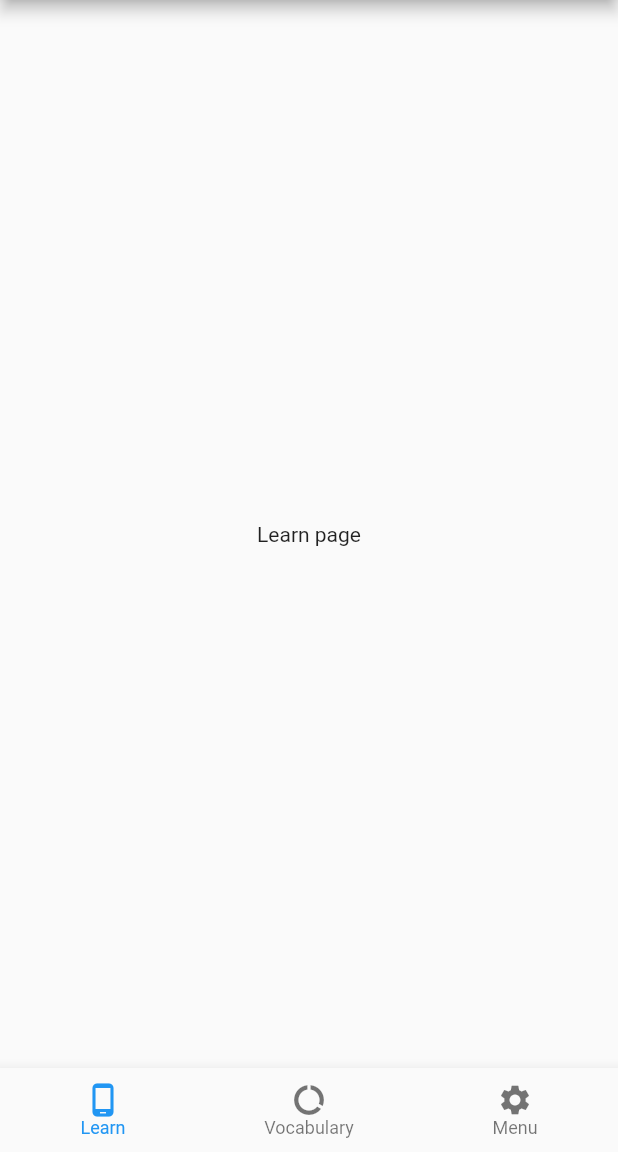
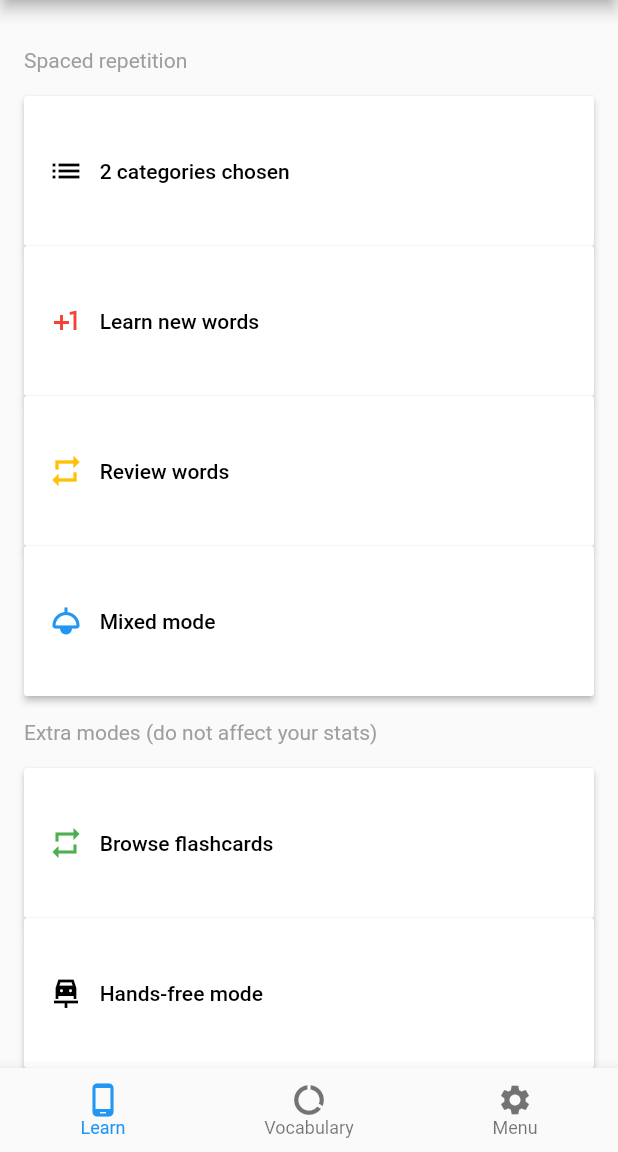
Before and after one commit to CoolichWithYou/reword_flutter_copy, a Flutter app: the screen it shows after launch, on a phone screen of 412 x 824 dp, the part 84-1236 px from its top. Run offline on Flutter 3.47's test engine with Material 2 defaults, Android fonts, the phone set to English and light mode, and no system bars.

Commit message:
Added buttons in learn page

```diff
--- a/lib/pages/learn.dart
+++ b/lib/pages/learn.dart
@@ -10,8 +10,152 @@ class Learn extends StatefulWidget {
 class _LearnState extends State<Learn> {
   @override
   Widget build(BuildContext context) {
-    return Center(
-      child: Text('Learn page'),
+    return ListView(
+      children: [
+        SizedBox(height: 16),
+        Padding(
+          padding: const EdgeInsets.all(16.0),
+          child: Column(children: [
+            Align(
+              alignment: Alignment.centerLeft,
+              child: Text(
+                'Spaced repetition',
+                style: TextStyle(color: Colors.grey[500]),
+              ),
+            ),
+            SizedBox(height: 16.0),
+            ButtonTheme(
+              minWidth: 200.0,
+              height: 100.0,
+              child: RaisedButton(
+                onPressed: () {},
+                child: Row(
+                  children: [
+                    Icon(
+                      Icons.list,
+                      color: Colors.black,
+                    ),
+                    Text(
+                      '   2 categories chosen',
+                      style: TextStyle(color: Colors.black),
+                    ),
+                  ],
+                ),
+                color: Colors.white,
+              ),
+            ),
+            ButtonTheme(
+              minWidth: 200.0,
+              height: 100.0,
+              child: RaisedButton(
+                onPressed: () {},
+                child: Row(
+                  children: [
+                    Icon(
+                      Icons.plus_one,
+                      color: Colors.red,
+                    ),
+                    Text(
+                      '   Learn new words',
+                      style: TextStyle(color: Colors.black),
+                    ),
+                  ],
+                ),
+                color: Colors.white,
+              ),
+            ),
+            ButtonTheme(
+              minWidth: 200.0,
+              height: 100.0,
+              child: RaisedButton(
+                onPressed: () {},
+                child: Row(
+                  children: [
+                    Icon(
+                      Icons.repeat,
+                      color: Colors.amber,
+                    ),
+                    Text(
+                      '   Review words',
+                      style: TextStyle(color: Colors.black),
+                    ),
+                  ],
+                ),
+                color: Colors.white,
+              ),
+            ),
+            ButtonTheme(
+              minWidth: 200.0,
+              height: 100.0,
+              child: RaisedButton(
+                onPressed: () {},
+                child: Row(
+                  children: [
+                    Icon(
+                      Icons.light,
+                      color: Colors.blue,
+                    ),
+                    Text(
+                      '   Mixed mode',
+                      style: TextStyle(color: Colors.black),
+                    ),
+                  ],
+                ),
+                color: Colors.white,
+              ),
+            ),
+            SizedBox(height: 16.0),
+            Align(
+              alignment: Alignment.centerLeft,
+              child: Text(
+                'Extra modes (do not affect your stats)',
+                style: TextStyle(color: Colors.grey[500]),
+              ),
+            ),
+            SizedBox(height: 16.0),
+            ButtonTheme(
+              minWidth: 200.0,
+              height: 100.0,
+              child: RaisedButton(
+                onPressed: () {},
+                child: Row(
+                  children: [
+                    Icon(
+                      Icons.repeat,
+                      color: Colors.green,
+                    ),
+                    Text(
+                      '   Browse flashcards',
+                      style: TextStyle(color: Colors.black),
+                    ),
+                  ],
+                ),
+                color: Colors.white,
+              ),
+            ),
+            ButtonTheme(
+              minWidth: 200.0,
+              height: 100.0,
+              child: RaisedButton(
+                onPressed: () {},
+                child: Row(
+                  children: [
+                    Icon(
+                      Icons.car_repair_sharp,
+                      color: Colors.black,
+                    ),
+                    Text(
+                      '   Hands-free mode',
+                      style: TextStyle(color: Colors.black),
+                    ),
+                  ],
+                ),
+                color: Colors.white,
+              ),
+            ),
+          ]),
+        ),
+      ],
     );
   }
 }
```
